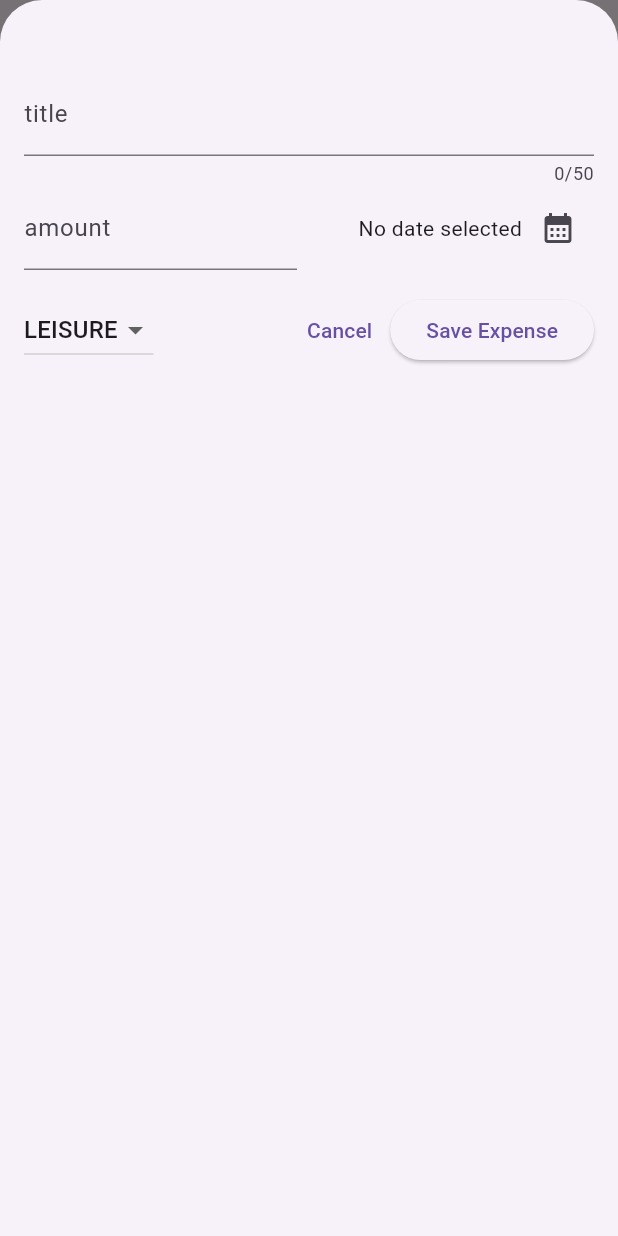
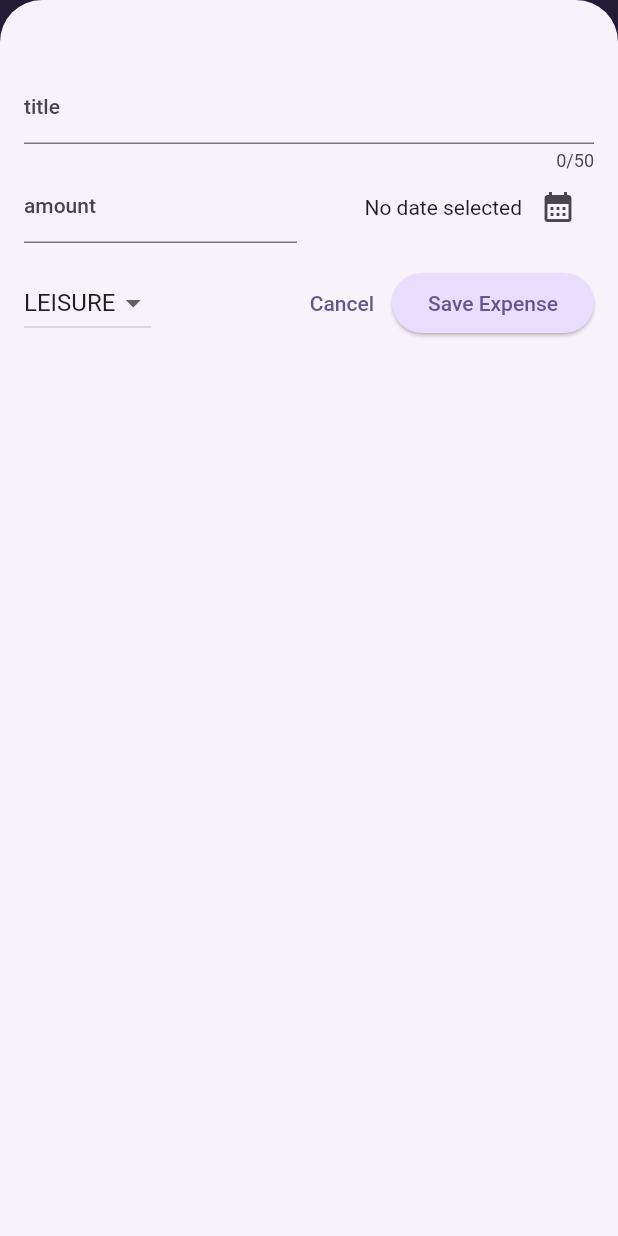
Before and after one commit to gatoknas/expense_tracker, a Flutter app: the screen it shows after launch, after a tap on the "add" icon, on a phone screen of 412 x 824 dp. Run offline on Flutter 3.47's test engine with Material 2 defaults, Android fonts, the phone set to English and light mode, and no system bars.

Commit message:
styling wip

```diff
--- a/expense_tracker/lib/main.dart
+++ b/expense_tracker/lib/main.dart
@@ -2,10 +2,40 @@ import 'package:flutter/material.dart';
 
 import 'package:expense_tracker/widgets/expenses.dart';
 
+var kColorScheme = ColorScheme.fromSeed(
+  seedColor: const Color.fromARGB(255, 96, 59, 181),
+);
+
 void main() {
   runApp(
     MaterialApp(
-      theme: ThemeData(useMaterial3: true),
+      theme: ThemeData().copyWith(
+        useMaterial3: true,
+        colorScheme: kColorScheme,
+        appBarTheme: AppBarTheme().copyWith(
+          backgroundColor: kColorScheme.onPrimaryContainer,
+          foregroundColor: kColorScheme.primaryContainer,
+        ),
+        cardTheme: const CardTheme().copyWith(
+          color: kColorScheme.secondaryContainer,
+          margin: const EdgeInsets.symmetric(
+            horizontal: 16,
+            vertical: 8,
+          ),
+        ),
+        elevatedButtonTheme: ElevatedButtonThemeData(
+          style: ElevatedButton.styleFrom(
+            backgroundColor: kColorScheme.primaryContainer,
+          ),
+        ),
+        textTheme: ThemeData().textTheme.copyWith(
+              titleLarge: TextStyle(
+                fontWeight: FontWeight.normal,
+                color: kColorScheme.onSecondaryContainer,
+                fontSize: 14,
+              ),
+            ),
+      ),
       home: const Expenses(),
     ),
   );
--- a/expense_tracker/lib/widgets/expenses.dart
+++ b/expense_tracker/lib/widgets/expenses.dart
@@ -27,8 +27,20 @@ class _ExpensesState extends State<Expenses> {
 
   @override
   Widget build(BuildContext context) {
+    Widget mainContent = const Center(
+      child: Text("No expenses found. Start adding some!"),
+    );
+
+    if (_registeredExpenses.isNotEmpty) {
+      mainContent = ExpensesList(
+        expenses: _registeredExpenses,
+        onRemoveExpense: _removeExpense,
+      );
+    }
+
     return Scaffold(
       appBar: AppBar(
+        title: const Text('Expense tracker App'),
         actions: [
           IconButton(
             onPressed: _openAddExpenseOverLay,
@@ -40,10 +52,8 @@ class _ExpensesState extends State<Expenses> {
         children: [
           const Text('The chart'),
           Expanded(
-              child: ExpensesList(
-            expenses: _registeredExpenses,
-            onRemoveExpense: _removeExpense,
-          )),
+            child: mainContent,
+          )
         ],
       ),
     );
@@ -63,8 +73,26 @@ class _ExpensesState extends State<Expenses> {
   }
 
   void _removeExpense(Expense expense) {
+    final expenseIndex = _registeredExpenses.indexOf(expense);
+
     setState(() {
       _registeredExpenses.remove(expense);
     });
+
+    ScaffoldMessenger.of(context).clearSnackBars();
+    ScaffoldMessenger.of(context).showSnackBar(
+      SnackBar(
+        content: const Text('Expense deleted'),
+        duration: const Duration(seconds: 3),
+        action: SnackBarAction(
+          label: 'Undo',
+          onPressed: () {
+            setState(() {
+              _registeredExpenses.insert(expenseIndex, expense);
+            });
+          },
+        ),
+      ),
+    );
   }
 }
```
